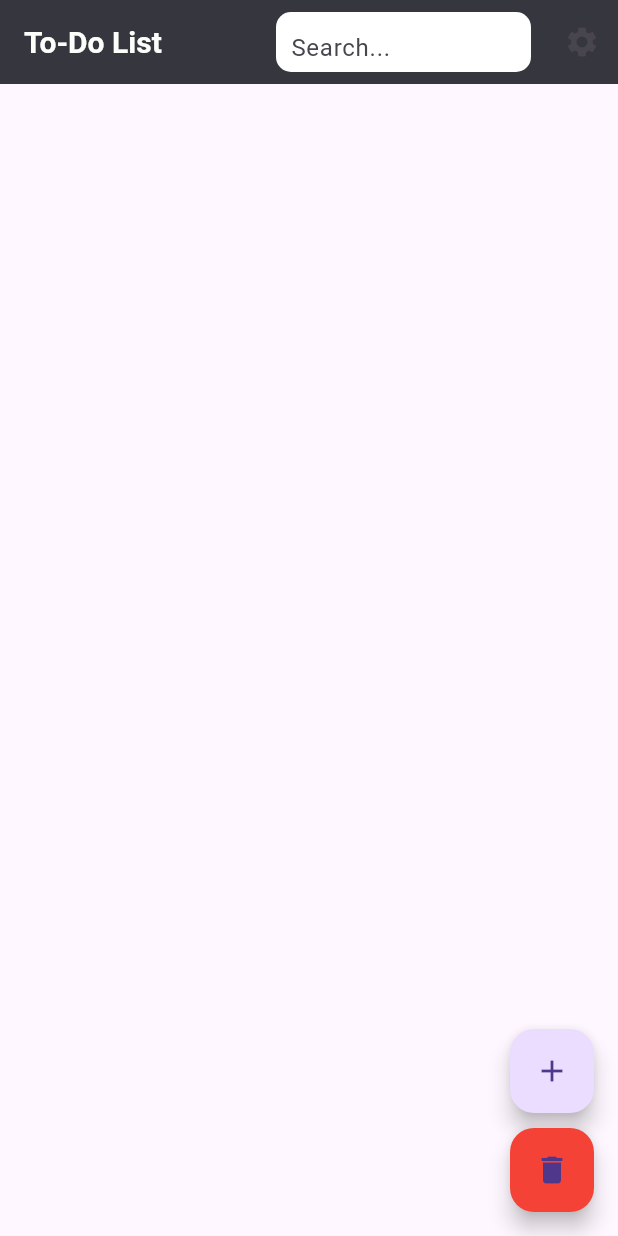
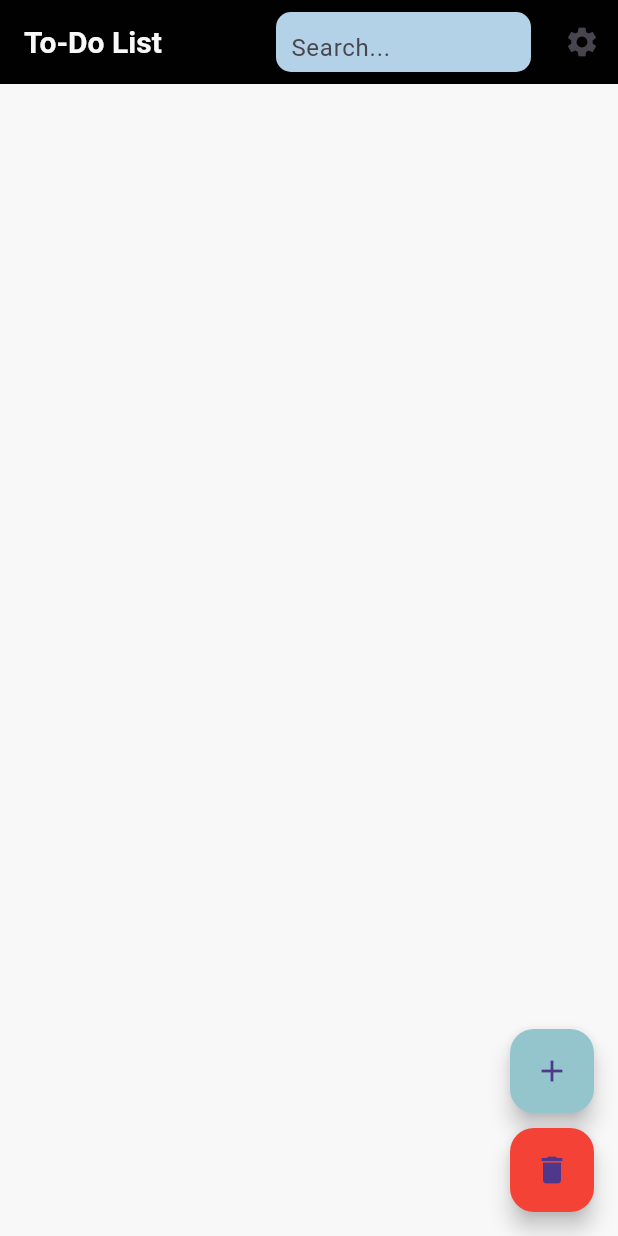
Before and after one commit to MR-Unknown9/To-Do-List, a Flutter app: the screen it shows after launch, on a phone screen of 412 x 824 dp. Run offline on Flutter 3.47's test engine with Material 3 defaults, Android fonts, the phone set to English and light mode, and no system bars; our stand-ins replace hive_flutter; accounts and stored records are empty.

Commit message:
Update main.dart

```diff
--- a/lib/main.dart
+++ b/lib/main.dart
@@ -1,3 +1,4 @@
+
 import 'package:flutter/material.dart';
 import 'package:hive_flutter/hive_flutter.dart';
 import 'package:provider/provider.dart';
@@ -20,15 +21,54 @@ class MyApp extends StatelessWidget {
 
   @override
   Widget build(BuildContext context) {
-    return ChangeNotifierProvider(
-      create: (_) => TaskProvider(),
-      child: MaterialApp(
+    return MultiProvider(
+      providers: [
+        ChangeNotifierProvider(create: (_) => TaskProvider()),
+        ChangeNotifierProvider(create: (_) => ThemeProvider()),
+      ],
+      child: Consumer<ThemeProvider>(
+        builder: (context, themeProvider, child) {
+          return MaterialApp(
             debugShowCheckedModeBanner: false,
+            theme: ThemeData(
+              primaryColor: const Color(0xFF94C5CC),
+              appBarTheme: const AppBarTheme(
+                backgroundColor: Color(0xFF000100),
+                titleTextStyle: TextStyle(
+                  color: Color(0xFFF8F8F8),
+                  fontSize: 20,
+                  fontWeight: FontWeight.bold,
+                ),
+              ),
+              floatingActionButtonTheme: FloatingActionButtonThemeData(
+                backgroundColor: const Color(0xFF94C5CC),
+              ),
+              scaffoldBackgroundColor: const Color(0xFFF8F8F8),
+            ),
+            darkTheme: ThemeData.dark().copyWith(
+              primaryColor: const Color(0xFF94C5CC),
+              appBarTheme: const AppBarTheme(
+                backgroundColor: Color(0xFF000100),
+                titleTextStyle: TextStyle(
+                  color: Color(0xFFF8F8F8),
+                  fontSize: 20,
+                  fontWeight: FontWeight.bold,
+                ),
+              ),
+              floatingActionButtonTheme: FloatingActionButtonThemeData(
+                backgroundColor: const Color(0xFF94C5CC),
+              ),
+              scaffoldBackgroundColor: const Color(0xFF000100),
+            ),
+            themeMode:
+                themeProvider.isDarkMode ? ThemeMode.dark : ThemeMode.light,
             initialRoute: '/',
             routes: {
               '/': (context) => TaskScreen(),
               '/details': (context) => const TaskDetailsScreen(),
               '/settings': (context) => const SettingsScreen(),
+            },
+          );
         },
       ),
     );
@@ -119,6 +159,17 @@ class TaskProvider extends ChangeNotifier {
   }
 }
 
+class ThemeProvider extends ChangeNotifier {
+  bool _isDarkMode = false;
+
+  bool get isDarkMode => _isDarkMode;
+
+  void toggleTheme() {
+    _isDarkMode = !_isDarkMode;
+    notifyListeners();
+  }
+}
+
 class TaskScreen extends StatelessWidget {
   final TextEditingController titleController = TextEditingController();
   final TextEditingController descriptionController = TextEditingController();
@@ -130,22 +181,14 @@ class TaskScreen extends StatelessWidget {
   Widget build(BuildContext context) {
     return Scaffold(
       appBar: AppBar(
-        backgroundColor: const Color(0xFF36363E),
-        title: const Text(
-          'To-Do List',
-          style: TextStyle(
-            color: Color(0xFFFBFEF9),
-            fontSize: 20,
-            fontWeight: FontWeight.bold,
-          ),
-        ),
+        title: const Text('To-Do List'),
         actions: [
           Padding(
             padding: const EdgeInsets.symmetric(horizontal: 10, vertical: 8),
             child: Container(
               width: 170,
               decoration: BoxDecoration(
-                color: Colors.white,
+                color: const Color(0xFFB4D2E7),
                 borderRadius: BorderRadius.circular(10),
               ),
               child: TextField(
@@ -252,6 +295,8 @@ class TaskScreen extends StatelessWidget {
                               selectedDate = dueDate;
                             }
                           },
+                          style: ElevatedButton.styleFrom(
+                              backgroundColor: const Color(0xFFB4D2E7)),
                           child: const Text('Pick Due Date'),
                         ),
                         Row(
@@ -314,10 +359,18 @@ class TaskDetailsScreen extends StatelessWidget {
       body: Padding(
         padding: const EdgeInsets.all(16.0),
         child: Column(
-          crossAxisAlignment: CrossAxisAlignment.start,
+          crossAxisAlignment: CrossAxisAlignment.center,
           children: [
-            Text('Title: ${task.title}', style: const TextStyle(fontSize: 20)),
-            const SizedBox(height: 8),
+            Center(
+              child: Text(
+                task.title,
+                style: const TextStyle(
+                  fontSize: 24,
+                  fontWeight: FontWeight.bold,
+                ),
+              ),
+            ),
+            const SizedBox(height: 16),
             Text('Description: ${task.description}'),
             const SizedBox(height: 8),
             Text('Due Date: ${task.dueDate?.toLocal() ?? 'No due date'}'),
@@ -325,6 +378,12 @@ class TaskDetailsScreen extends StatelessWidget {
             Text('Completed: ${task.completed ? "Yes" : "No"}'),
           ],
         ),
+      ),
+      floatingActionButton: FloatingActionButton(
+        onPressed: () {
+          // Navigate to an edit task screen (to be implemented)
+        },
+        child: const Icon(Icons.edit),
       ),
     );
   }
@@ -335,10 +394,23 @@ class SettingsScreen extends StatelessWidget {
 
   @override
   Widget build(BuildContext context) {
+    final themeProvider = Provider.of<ThemeProvider>(context);
     return Scaffold(
       appBar: AppBar(title: const Text('Settings')),
-      body: const Center(
-        child: Text('Settings Page', style: TextStyle(fontSize: 24)),
+      body: Padding(
+        padding: const EdgeInsets.all(16.0),
+        child: Row(
+          mainAxisAlignment: MainAxisAlignment.spaceBetween,
+          children: [
+            const Text('Dark Mode', style: TextStyle(fontSize: 18)),
+            Switch(
+              value: themeProvider.isDarkMode,
+              onChanged: (value) {
+                themeProvider.toggleTheme();
+              },
+            ),
+          ],
+        ),
       ),
     );
   }
```
Lines whose indentation alone changed are shown as unchanged.
